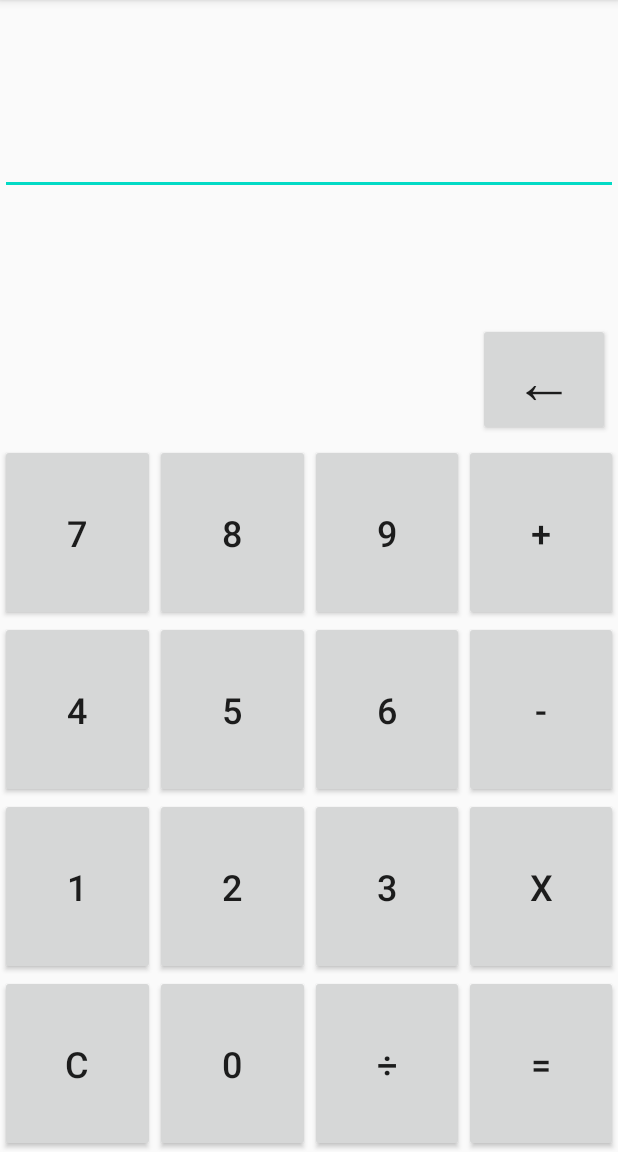
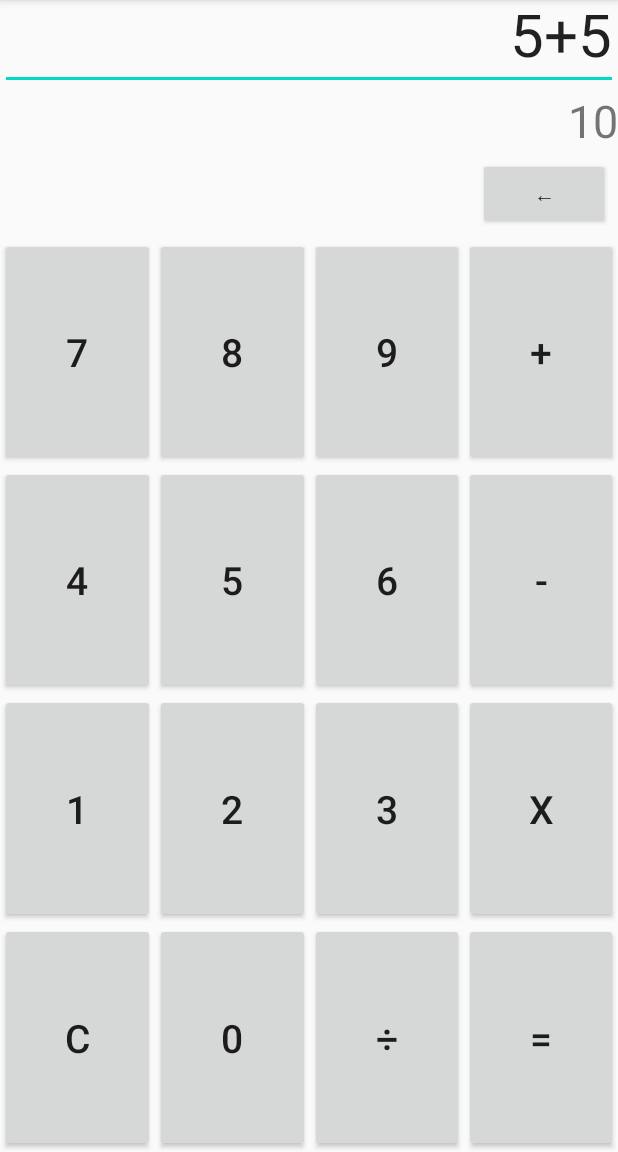
Before and after one commit to NNTC-ISIP-18/MDK-0103, an Android app: the screen it shows after launch (MainActivity), on a phone screen of 412 x 824 dp, the part 84-1236 px from its top. Run offline under Robolectric (Android 15) with nearby library versions, the phone set to English and light mode, and no system bars.

```diff
--- a/Shmakulator/app/src/main/res/layout/activity_main.xml
+++ b/Shmakulator/app/src/main/res/layout/activity_main.xml
@@ -1,6 +1,5 @@
 <?xml version="1.0" encoding="utf-8"?>
 <LinearLayout xmlns:android="http://schemas.android.com/apk/res/android"
-    xmlns:app="http://schemas.android.com/apk/res-auto"
     xmlns:tools="http://schemas.android.com/tools"
     android:layout_width="match_parent"
     android:layout_height="match_parent"
@@ -16,19 +15,21 @@
         <EditText
             android:id="@+id/input_box"
             android:layout_width="match_parent"
-            android:layout_height="130dp"
+            android:layout_height="60dp"
             android:ems="10"
             android:gravity="end"
             android:inputType="none"
-            android:paddingTop="50dp"
-            android:textSize="40sp" />
+            android:textSize="40sp"
+            android:text="5+5"
+            android:importantForAutofill="no" />
 
         <TextView
             android:id="@+id/result_box"
             android:layout_width="match_parent"
-            android:layout_height="80dp"
+            android:layout_height="40dp"
             android:gravity="end"
-            android:textSize="20dp" />
+            android:text="10"
+            android:textSize="30sp" />
 
     </LinearLayout>
 
@@ -43,8 +44,7 @@
             android:id="@+id/butdelet"
             android:layout_width="wrap_content"
             android:layout_height="wrap_content"
-            android:text="←"
-            android:textSize="40sp"/>
+            android:text="←"/>
     </LinearLayout>
 
     <LinearLayout
--- a/Shmakulator/app/src/main/res/values/styles.xml
+++ b/Shmakulator/app/src/main/res/values/styles.xml
@@ -12,7 +12,7 @@
         <item name="android:layout_width">match_parent</item>
         <item name="android:layout_height">match_parent</item>
         <item name="android:layout_weight">1</item>
-        <item name="android:textSize">24sp</item>
+        <item name="android:textSize">26sp</item>
     </style>
 
 </resources>
```
